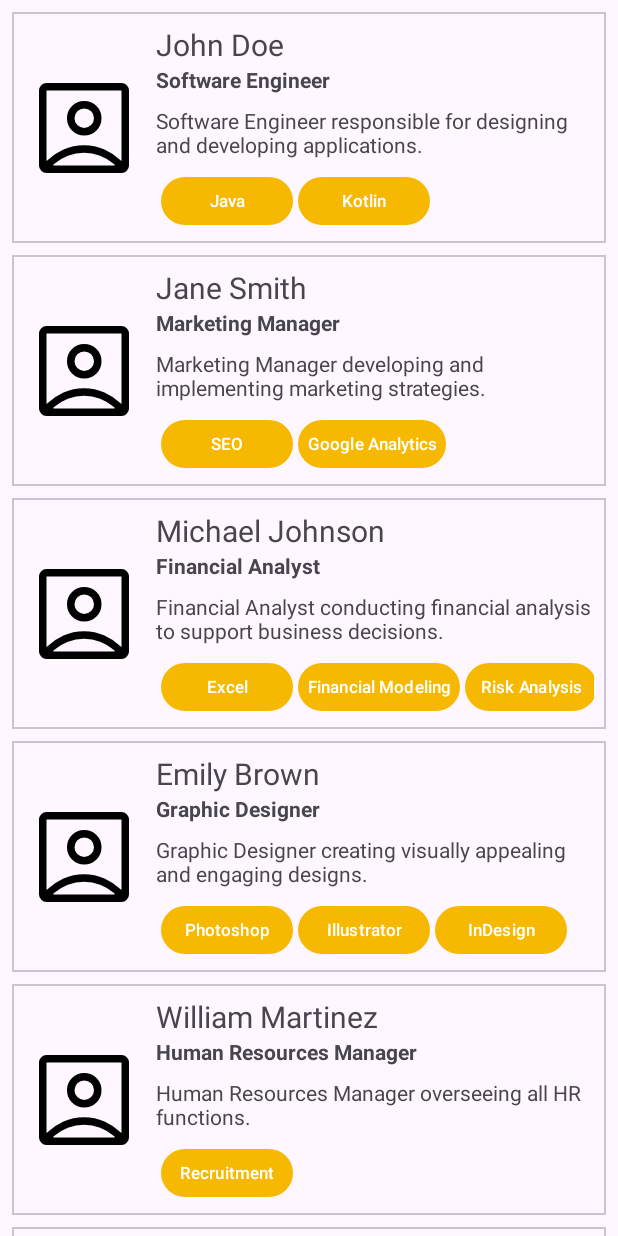
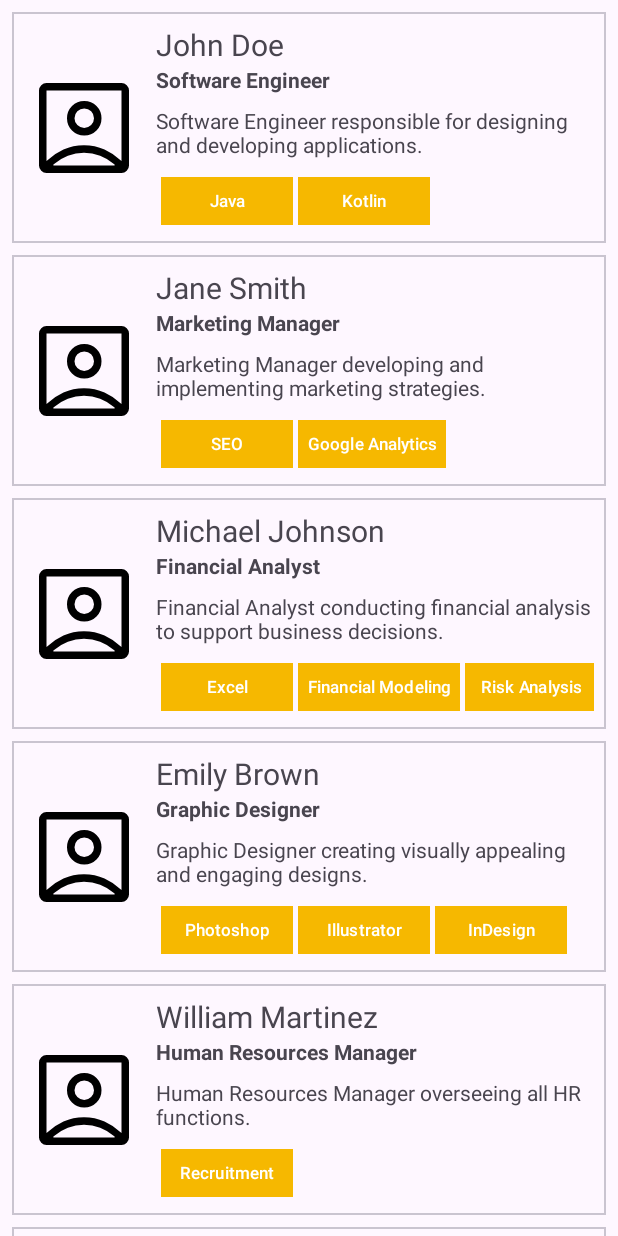
Before and after one commit to jenxwa/Simple-Blog-Android, an Android app: the screen it shows after launch (MainActivity), on a phone screen of 412 x 824 dp. Run offline under Robolectric (Android 15) with nearby library versions, the phone set to English and light mode, and no system bars.

Commit message:
layout adjustments

```diff
--- a/app/src/main/res/layout/view_blog_chip.xml
+++ b/app/src/main/res/layout/view_blog_chip.xml
@@ -6,9 +6,9 @@
     android:layout_height="40dp"
     android:layout_marginStart="3dp"
     android:clickable="false"
-    android:ellipsize="end"
     android:includeFontPadding="false"
     android:padding="6dp"
+    app:cornerRadius="0dp"
     android:textSize="11sp"
     app:backgroundTint="@color/c24_yellow"
     tools:text="Softwaredevelopment" />
```
